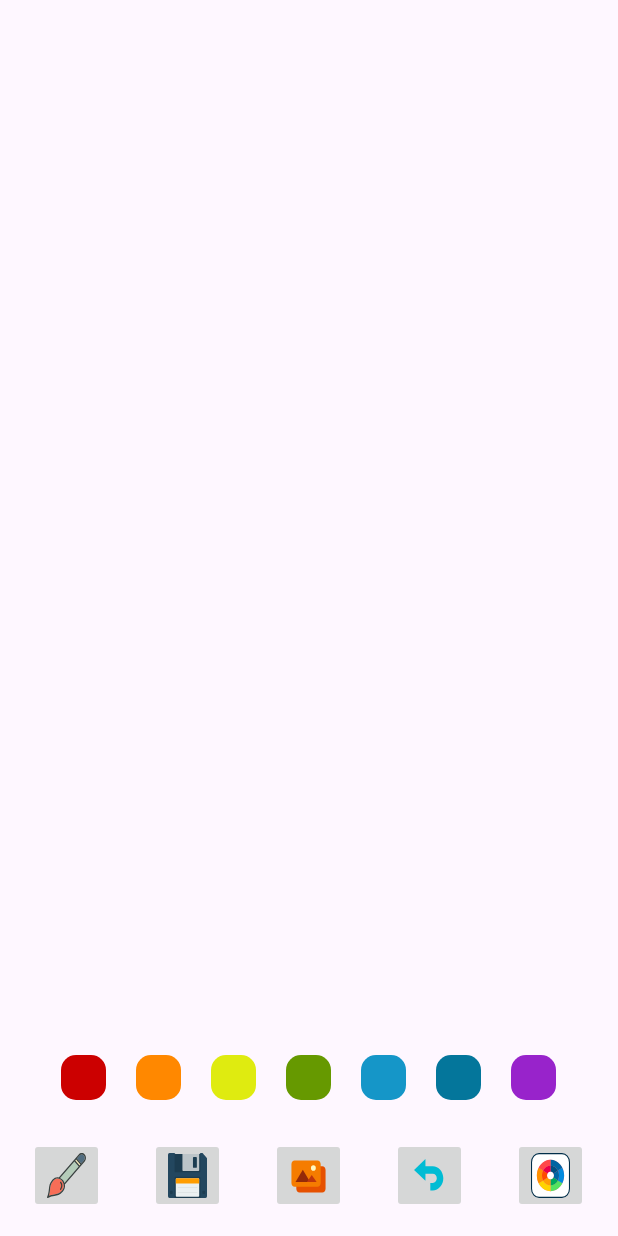
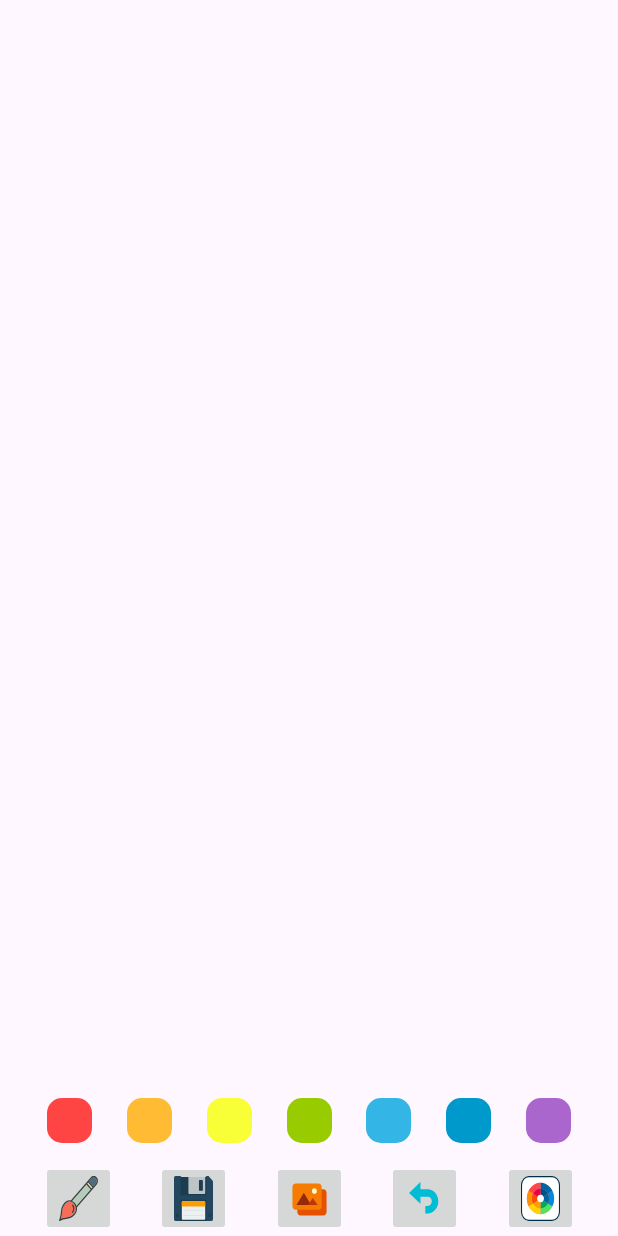
Before and after one commit to UTMarckus/DrawingApp, an Android app: the screen it shows after launch (MainActivity), on a phone screen of 412 x 824 dp. Run offline under Robolectric (Android 15) with nearby library versions, the phone set to English and light mode, and no system bars.

Commit message:
refactor: some changes

```diff
--- a/app/src/main/res/drawable/blue_dark_bg.xml
+++ b/app/src/main/res/drawable/blue_dark_bg.xml
@@ -1,12 +1,5 @@
 <?xml version="1.0" encoding="utf-8"?>
 <selector xmlns:android="http://schemas.android.com/apk/res/android">
-
-    <item android:state_focused="true" android:state_pressed="true">
-        <shape android:shape="rectangle">
-            <solid android:color="@android:color/holo_blue_dark"/>
-            <corners android:radius="10dp"/>
-        </shape>
-    </item>
 
     <item android:state_focused="false" android:state_pressed="true">
         <shape android:shape="rectangle">
@@ -15,11 +8,18 @@
         </shape>
     </item>
 
-    <item android:state_focused="false" android:state_pressed="false">
+    <item android:state_focused="true" android:state_pressed="true">
         <shape android:shape="rectangle">
             <solid android:color="#04769B"/>
             <corners android:radius="10dp"/>
         </shape>
     </item>
 
+    <item android:state_focused="false" android:state_pressed="false">
+        <shape android:shape="rectangle">
+            <solid android:color="@android:color/holo_blue_dark"/>
+            <corners android:radius="10dp"/>
+        </shape>
+    </item>
+
 </selector>
--- a/app/src/main/res/drawable/blue_light_bg.xml
+++ b/app/src/main/res/drawable/blue_light_bg.xml
@@ -1,12 +1,5 @@
 <?xml version="1.0" encoding="utf-8"?>
 <selector xmlns:android="http://schemas.android.com/apk/res/android">
-
-    <item android:state_focused="true" android:state_pressed="true">
-        <shape android:shape="rectangle">
-            <solid android:color="@android:color/holo_blue_light"/>
-            <corners android:radius="10dp"/>
-        </shape>
-    </item>
 
     <item android:state_focused="false" android:state_pressed="true">
         <shape android:shape="rectangle">
@@ -15,11 +8,18 @@
         </shape>
     </item>
 
-    <item android:state_focused="false" android:state_pressed="false">
+    <item android:state_focused="true" android:state_pressed="true">
         <shape android:shape="rectangle">
             <solid android:color="#1596C8"/>
             <corners android:radius="10dp"/>
         </shape>
     </item>
 
+    <item android:state_focused="false" android:state_pressed="false">
+        <shape android:shape="rectangle">
+            <solid android:color="@android:color/holo_blue_light"/>
+            <corners android:radius="10dp"/>
+        </shape>
+    </item>
+
 </selector>
--- a/app/src/main/res/drawable/green_bg.xml
+++ b/app/src/main/res/drawable/green_bg.xml
@@ -1,12 +1,5 @@
 <?xml version="1.0" encoding="utf-8"?>
 <selector xmlns:android="http://schemas.android.com/apk/res/android">
-
-    <item android:state_focused="true" android:state_pressed="true">
-        <shape android:shape="rectangle">
-            <solid android:color="@android:color/holo_green_light"/>
-            <corners android:radius="10dp"/>
-        </shape>
-    </item>
 
     <item android:state_focused="false" android:state_pressed="true">
         <shape android:shape="rectangle">
@@ -15,11 +8,18 @@
         </shape>
     </item>
 
-    <item android:state_focused="false" android:state_pressed="false">
+    <item android:state_focused="true" android:state_pressed="true">
         <shape android:shape="rectangle">
             <solid android:color="@android:color/holo_green_dark"/>
             <corners android:radius="10dp"/>
         </shape>
     </item>
 
+    <item android:state_focused="false" android:state_pressed="false">
+        <shape android:shape="rectangle">
+            <solid android:color="@android:color/holo_green_light"/>
+            <corners android:radius="10dp"/>
+        </shape>
+    </item>
+
 </selector>
--- a/app/src/main/res/drawable/orange_bg.xml
+++ b/app/src/main/res/drawable/orange_bg.xml
@@ -1,12 +1,5 @@
 <?xml version="1.0" encoding="utf-8"?>
 <selector xmlns:android="http://schemas.android.com/apk/res/android">
-
-    <item android:state_focused="true" android:state_pressed="true">
-        <shape android:shape="rectangle">
-            <solid android:color="@android:color/holo_orange_light"/>
-            <corners android:radius="10dp"/>
-        </shape>
-    </item>
 
     <item android:state_focused="false" android:state_pressed="true">
         <shape android:shape="rectangle">
@@ -15,11 +8,18 @@
         </shape>
     </item>
 
-    <item android:state_focused="false" android:state_pressed="false">
+    <item android:state_focused="true" android:state_pressed="true">
         <shape android:shape="rectangle">
             <solid android:color="@android:color/holo_orange_dark"/>
             <corners android:radius="10dp"/>
         </shape>
     </item>
 
+    <item android:state_focused="false" android:state_pressed="false">
+        <shape android:shape="rectangle">
+            <solid android:color="@android:color/holo_orange_light"/>
+            <corners android:radius="10dp"/>
+        </shape>
+    </item>
+
 </selector>
--- a/app/src/main/res/drawable/purple_bg.xml
+++ b/app/src/main/res/drawable/purple_bg.xml
@@ -1,12 +1,5 @@
 <?xml version="1.0" encoding="utf-8"?>
 <selector xmlns:android="http://schemas.android.com/apk/res/android">
-
-    <item android:state_focused="true" android:state_pressed="true">
-        <shape android:shape="rectangle">
-            <solid android:color="@android:color/holo_purple"/>
-            <corners android:radius="10dp"/>
-        </shape>
-    </item>
 
     <item android:state_focused="false" android:state_pressed="true">
         <shape android:shape="rectangle">
@@ -15,11 +8,18 @@
         </shape>
     </item>
 
-    <item android:state_focused="false" android:state_pressed="false">
+    <item android:state_focused="true" android:state_pressed="true">
         <shape android:shape="rectangle">
             <solid android:color="#9823CB"/>
             <corners android:radius="10dp"/>
         </shape>
     </item>
 
+    <item android:state_focused="false" android:state_pressed="false">
+        <shape android:shape="rectangle">
+            <solid android:color="@android:color/holo_purple"/>
+            <corners android:radius="10dp"/>
+        </shape>
+    </item>
+
 </selector>
--- a/app/src/main/res/drawable/red_bg.xml
+++ b/app/src/main/res/drawable/red_bg.xml
@@ -1,12 +1,5 @@
 <?xml version="1.0" encoding="utf-8"?>
 <selector xmlns:android="http://schemas.android.com/apk/res/android">
-
-    <item android:state_focused="true" android:state_pressed="true">
-        <shape android:shape="rectangle">
-            <solid android:color="@android:color/holo_red_light"/>
-            <corners android:radius="10dp"/>
-        </shape>
-    </item>
 
     <item android:state_focused="false" android:state_pressed="true">
         <shape android:shape="rectangle">
@@ -15,11 +8,18 @@
         </shape>
     </item>
 
-    <item android:state_focused="false" android:state_pressed="false">
+    <item android:state_focused="true" android:state_pressed="true">
         <shape android:shape="rectangle">
             <solid android:color="@android:color/holo_red_dark"/>
             <corners android:radius="10dp"/>
         </shape>
     </item>
 
+    <item android:state_focused="false" android:state_pressed="false">
+        <shape android:shape="rectangle">
+            <solid android:color="@android:color/holo_red_light"/>
+            <corners android:radius="10dp"/>
+        </shape>
+    </item>
+
 </selector>
--- a/app/src/main/res/drawable/yellow_bg.xml
+++ b/app/src/main/res/drawable/yellow_bg.xml
@@ -1,12 +1,5 @@
 <?xml version="1.0" encoding="utf-8"?>
 <selector xmlns:android="http://schemas.android.com/apk/res/android">
-
-    <item android:state_focused="true" android:state_pressed="true">
-        <shape android:shape="rectangle">
-            <solid android:color="#F8FF37"/>
-            <corners android:radius="10dp"/>
-        </shape>
-    </item>
 
     <item android:state_focused="false" android:state_pressed="true">
         <shape android:shape="rectangle">
@@ -15,11 +8,18 @@
         </shape>
     </item>
 
-    <item android:state_focused="false" android:state_pressed="false">
+    <item android:state_focused="true" android:state_pressed="true">
         <shape android:shape="rectangle">
             <solid android:color="#DFEB10"/>
             <corners android:radius="10dp"/>
         </shape>
     </item>
 
+    <item android:state_focused="false" android:state_pressed="false">
+        <shape android:shape="rectangle">
+            <solid android:color="#F8FF37"/>
+            <corners android:radius="10dp"/>
+        </shape>
+    </item>
+
 </selector>
--- a/app/src/main/res/layout/activity_main.xml
+++ b/app/src/main/res/layout/activity_main.xml
@@ -1,5 +1,5 @@
 <?xml version="1.0" encoding="utf-8"?>
-<RelativeLayout xmlns:android="http://schemas.android.com/apk/res/android"
+<androidx.constraintlayout.widget.ConstraintLayout xmlns:android="http://schemas.android.com/apk/res/android"
     xmlns:app="http://schemas.android.com/apk/res-auto"
     xmlns:tools="http://schemas.android.com/tools"
     android:id="@+id/main"
@@ -7,11 +7,13 @@
     android:layout_height="match_parent"
     tools:context=".MainActivity">
 
-    <androidx.appcompat.widget.LinearLayoutCompat
+    <androidx.constraintlayout.widget.ConstraintLayout
+        android:id="@+id/main_view"
         android:layout_width="match_parent"
         android:layout_height="match_parent"
-        android:layout_above="@id/colors_menu"
-        android:orientation="vertical">
+        app:layout_constraintBottom_toTopOf="@id/color_menu"
+        app:layout_constraintEnd_toEndOf="parent"
+        app:layout_constraintStart_toStartOf="parent">
 
         <ImageView
             android:id="@+id/gallery_image"
@@ -22,125 +24,165 @@
         <com.example.drawingapp.DrawingView
             android:id="@+id/drawing_view"
             android:layout_width="match_parent"
-            android:layout_height="wrap_content" />
+            android:layout_height="wrap_content"
+            app:layout_constraintEnd_toEndOf="parent"
+            app:layout_constraintStart_toStartOf="parent"
+            app:layout_constraintTop_toTopOf="parent" />
 
-    </androidx.appcompat.widget.LinearLayoutCompat>
+    </androidx.constraintlayout.widget.ConstraintLayout>
 
-    <androidx.appcompat.widget.LinearLayoutCompat
-        android:id="@+id/colors_menu"
+    <androidx.constraintlayout.widget.ConstraintLayout
+        android:id="@+id/color_menu"
         android:layout_width="match_parent"
         android:layout_height="wrap_content"
-        android:layout_above="@id/tools_menu"
-        android:gravity="center"
-        android:orientation="horizontal">
+        android:padding="10dp"
+        app:layout_constraintBottom_toTopOf="@id/tools_menu"
+        app:layout_constraintEnd_toEndOf="parent"
+        app:layout_constraintStart_toStartOf="parent">
 
         <ImageButton
             android:id="@+id/red_button"
             android:layout_width="30dp"
             android:layout_height="30dp"
-            android:layout_margin="10dp"
+            android:layout_margin="2dp"
             android:background="@drawable/red_bg"
-            android:contentDescription="@string/color_red" />
+            android:contentDescription="@string/color_red"
+            app:layout_constraintBottom_toBottomOf="parent"
+            app:layout_constraintEnd_toStartOf="@id/orange_button"
+            app:layout_constraintStart_toStartOf="parent" />
 
         <ImageButton
             android:id="@+id/orange_button"
             android:layout_width="30dp"
             android:layout_height="30dp"
-            android:layout_margin="10dp"
+            android:layout_margin="2dp"
             android:background="@drawable/orange_bg"
-            android:contentDescription="@string/color_orange" />
+            android:contentDescription="@string/color_orange"
+            app:layout_constraintBottom_toBottomOf="parent"
+            app:layout_constraintEnd_toStartOf="@id/yellow_button"
+            app:layout_constraintStart_toEndOf="@id/red_button" />
 
         <ImageButton
             android:id="@+id/yellow_button"
             android:layout_width="30dp"
             android:layout_height="30dp"
-            android:layout_margin="10dp"
+            android:layout_margin="2dp"
             android:background="@drawable/yellow_bg"
-            android:contentDescription="@string/color_yellow" />
+            android:contentDescription="@string/color_yellow"
+            app:layout_constraintBottom_toBottomOf="parent"
+            app:layout_constraintEnd_toStartOf="@id/green_button"
+            app:layout_constraintStart_toEndOf="@id/orange_button" />
 
         <ImageButton
             android:id="@+id/green_button"
             android:layout_width="30dp"
             android:layout_height="30dp"
-            android:layout_margin="10dp"
+            android:layout_margin="2dp"
             android:background="@drawable/green_bg"
-            android:contentDescription="@string/color_green" />
+            android:contentDescription="@string/color_green"
+            app:layout_constraintBottom_toBottomOf="parent"
+            app:layout_constraintEnd_toStartOf="@id/blue_light_button"
+            app:layout_constraintStart_toEndOf="@id/yellow_button" />
 
         <ImageButton
             android:id="@+id/blue_light_button"
             android:layout_width="30dp"
             android:layout_height="30dp"
-            android:layout_margin="10dp"
+            android:layout_margin="2dp"
             android:background="@drawable/blue_light_bg"
-            android:contentDescription="@string/color_blue_light" />
+            android:contentDescription="@string/color_blue_light"
+            app:layout_constraintBottom_toBottomOf="parent"
+            app:layout_constraintEnd_toStartOf="@id/blue_dark_button"
+            app:layout_constraintStart_toEndOf="@id/green_button" />
 
         <ImageButton
             android:id="@+id/blue_dark_button"
             android:layout_width="30dp"
             android:layout_height="30dp"
-            android:layout_margin="10dp"
+            android:layout_margin="2dp"
             android:background="@drawable/blue_dark_bg"
-            android:contentDescription="@string/color_blue_dark" />
+            android:contentDescription="@string/color_blue_dark"
+            app:layout_constraintBottom_toBottomOf="parent"
+            app:layout_constraintEnd_toStartOf="@id/purple_button"
+            app:layout_constraintStart_toEndOf="@id/blue_light_button" />
 
         <ImageButton
             android:id="@+id/purple_button"
             android:layout_width="30dp"
             android:layout_height="30dp"
-            android:layout_margin="10dp"
+            android:layout_margin="2dp"
             android:background="@drawable/purple_bg"
-            android:contentDescription="@string/color_purple" />
+            android:contentDescription="@string/color_purple"
+            app:layout_constraintBottom_toBottomOf="parent"
+            app:layout_constraintEnd_toEndOf="parent"
+            app:layout_constraintStart_toEndOf="@id/blue_dark_button" />
 
-    </androidx.appcompat.widget.LinearLayoutCompat>
+    </androidx.constraintlayout.widget.ConstraintLayout>
 
-    <androidx.appcompat.widget.LinearLayoutCompat
+    <androidx.constraintlayout.widget.ConstraintLayout
         android:id="@+id/tools_menu"
         android:layout_width="match_parent"
         android:layout_height="wrap_content"
-        android:layout_alignParentBottom="true"
-        android:gravity="center"
-        android:orientation="horizontal">
+        app:layout_constraintBottom_toBottomOf="parent"
+        app:layout_constraintEnd_toEndOf="parent"
+        app:layout_constraintStart_toStartOf="parent">
 
-
-        <androidx.appcompat.widget.AppCompatImageButton
+        <ImageButton
             android:id="@+id/brush_button"
             android:layout_width="50dp"
             android:layout_height="50dp"
-            android:layout_margin="15dp"
             android:scaleType="fitXY"
-            android:src="@drawable/ic_brush" />
+            android:src="@drawable/ic_brush"
+            app:layout_constraintBottom_toBottomOf="parent"
+            app:layout_constraintEnd_toStartOf="@id/save_button"
+            app:layout_constraintStart_toStartOf="parent"
+            android:contentDescription="@string/brush_button_txt" />
 
-        <androidx.appcompat.widget.AppCompatImageButton
+        <ImageButton
             android:id="@+id/save_button"
             android:layout_width="50dp"
             android:layout_height="50dp"
-            android:layout_margin="15dp"
             android:scaleType="fitXY"
-            android:src="@drawable/ic_save" />
+            android:src="@drawable/ic_save"
+            app:layout_constraintBottom_toBottomOf="parent"
+            app:layout_constraintEnd_toStartOf="@id/gallery_button"
+            app:layout_constraintStart_toEndOf="@id/brush_button"
+            android:contentDescription="@string/save_button_txt"/>
 
-        <androidx.appcompat.widget.AppCompatImageButton
+        <ImageButton
             android:id="@+id/gallery_button"
             android:layout_width="50dp"
             android:layout_height="50dp"
-            android:layout_margin="15dp"
             android:scaleType="fitXY"
-            android:src="@drawable/ic_gallery" />
+            android:src="@drawable/ic_gallery"
+            app:layout_constraintBottom_toBottomOf="parent"
+            app:layout_constraintEnd_toStartOf="@id/undo_button"
+            app:layout_constraintStart_toEndOf="@id/save_button"
+            android:contentDescription="@string/gallery_button_txt"/>
 
-        <androidx.appcompat.widget.AppCompatImageButton
+        <ImageButton
             android:id="@+id/undo_button"
             android:layout_width="50dp"
             android:layout_height="50dp"
-            android:layout_margin="15dp"
             android:scaleType="fitXY"
-            android:src="@drawable/ic_undo" />
+            android:src="@drawable/ic_undo"
+            app:layout_constraintBottom_toBottomOf="parent"
+            app:layout_constraintEnd_toStartOf="@id/color_picker_button"
+            app:layout_constraintStart_toEndOf="@id/gallery_button"
+            android:contentDescription="@string/undo_button_txt"/>
 
-        <androidx.appcompat.widget.AppCompatImageButton
+        <ImageButton
             android:id="@+id/color_picker_button"
             android:layout_width="50dp"
             android:layout_height="50dp"
-            android:layout_margin="15dp"
             android:scaleType="fitXY"
-            android:src="@drawable/ic_color_wheel" />
+            android:src="@drawable/ic_color_wheel"
+            app:layout_constraintBottom_toBottomOf="parent"
+            app:layout_constraintEnd_toEndOf="parent"
+            app:layout_constraintStart_toEndOf="@id/undo_button"
+            android:contentDescription="@string/color_picker_button_txt"/>
 
-    </androidx.appcompat.widget.LinearLayoutCompat>
+    </androidx.constraintlayout.widget.ConstraintLayout>
 
-</RelativeLayout>
+
+</androidx.constraintlayout.widget.ConstraintLayout>
--- a/app/src/main/res/values/strings.xml
+++ b/app/src/main/res/values/strings.xml
@@ -8,4 +8,9 @@
     <string name="color_blue_dark">Color blue dark</string>
     <string name="color_purple">Color purple</string>
     <string name="gallery_image_txt">Gallery image</string>
+    <string name="brush_button_txt">Brush button</string>
+    <string name="save_button_txt">Save button</string>
+    <string name="gallery_button_txt">Gallery button</string>
+    <string name="undo_button_txt">Undo button</string>
+    <string name="color_picker_button_txt">Color picker button</string>
 </resources>
```
